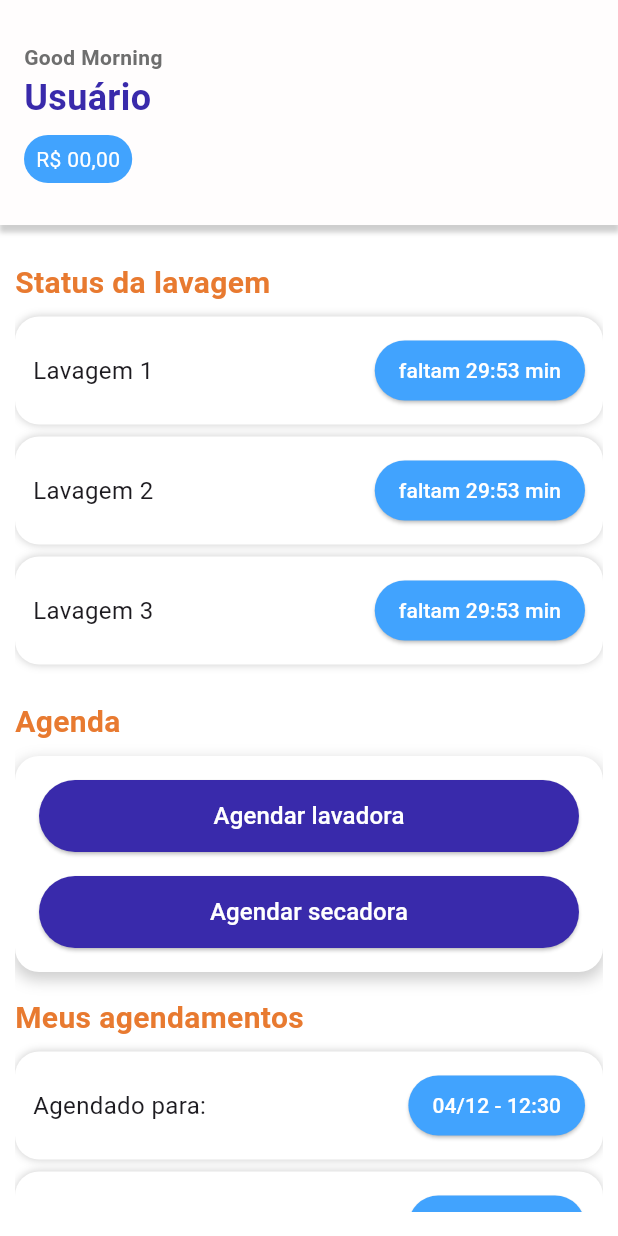
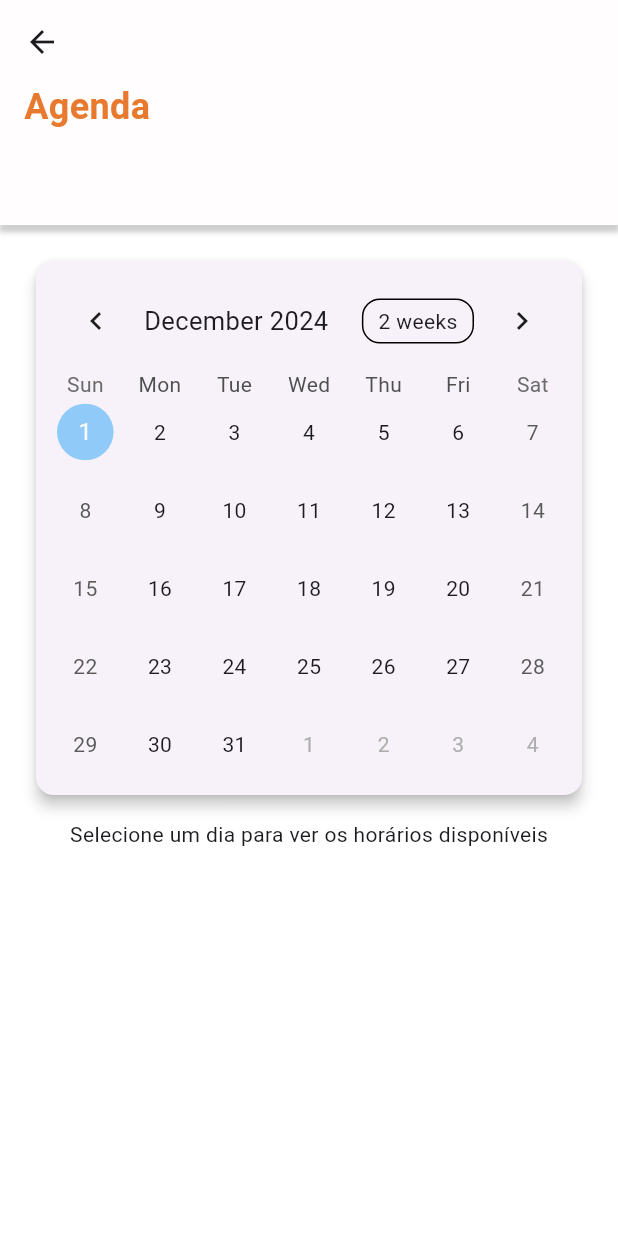
Before and after one commit to EduardoSimasL/flutter_lavapp, a Flutter app: the screen it shows after launch, after a tap on "Agendar lavadora", on a phone screen of 412 x 824 dp. Run offline on Flutter 3.47's test engine with Material 3 defaults, Android fonts, the phone set to English and light mode, and no system bars; drawn by our look-alikes of table_calendar; our stand-ins replace bloc, flutter_bloc.

Commit message:
começo da pagina de agendamento

```diff
--- a/lib/blocs/navigation_bloc.dart
+++ b/lib/blocs/navigation_bloc.dart
@@ -16,5 +16,9 @@ class NavigationBloc extends Bloc<NavigationEvent, NavigationState> {
     on<NavigateToLiveMachinesPage>((event, emit) { // Novo evento
       emit(LiveMachinesState());
     });
+
+    on<NavigateToMySchedulePage>((event, emit) { // Novo evento
+      emit(MyScheduleState());
+    });
   }
 }
--- a/lib/blocs/navigation_event.dart
+++ b/lib/blocs/navigation_event.dart
@@ -5,3 +5,5 @@ class NavigateToHomePage extends NavigationEvent {}
 class NavigateToSchedulePage extends NavigationEvent {}
 
 class NavigateToLiveMachinesPage extends NavigationEvent {} // Novo evento
+
+class NavigateToMySchedulePage extends NavigationEvent {}
--- a/lib/blocs/navigation_state.dart
+++ b/lib/blocs/navigation_state.dart
@@ -5,3 +5,5 @@ class HomeState extends NavigationState {}
 class ScheduleState extends NavigationState {}
 
 class LiveMachinesState extends NavigationState {} // Novo estado
+
+class MyScheduleState extends NavigationState {}
--- a/lib/home_page.dart
+++ b/lib/home_page.dart
@@ -3,29 +3,32 @@ import 'package:flutter_bloc/flutter_bloc.dart';
 import 'blocs/navigation_bloc.dart';
 import 'blocs/navigation_event.dart';
 import 'blocs/navigation_state.dart';
-// import 'schedule_page.dart';
-// import 'live_machines_page.dart';
+import 'schedule_page.dart';
+import 'live_machines_page.dart';
 import 'package:Lavapp/utils/colors.dart';
 
 class HomePage extends StatelessWidget {
-
   final List<String> statusItems = ['Lavagem 1', 'Lavagem 2', 'Lavagem 3'];
-  final List<String> agendamentoItems = ['04/12 - 12:30', '05/12 - 14:00', '06/12 - 10:00'];
+  final List<String> agendamentoItems = [
+    '04/12 - 12:30',
+    '05/12 - 14:00',
+    '06/12 - 10:00'
+  ];
 
   @override
   Widget build(BuildContext context) {
     return BlocListener<NavigationBloc, NavigationState>(
       listener: (context, state) {
         if (state is ScheduleState) {
-          // Navigator.push(
-          //   context,
-          //   MaterialPageRoute(builder: (context) => SchedulePage()),
-          // );
+          Navigator.push(
+            context,
+            MaterialPageRoute(builder: (context) => SchedulePage()),
+          );
         } else if (state is LiveMachinesState) {
-          // Navigator.push(
-          //   context,
-          //   MaterialPageRoute(builder: (context) => LiveMachinesPage()),
-          // );
+          Navigator.push(
+            context,
+            MaterialPageRoute(builder: (context) => LiveMachinesPage()),
+          );
         } else if (state is HomeState) {
           Navigator.popUntil(context, (route) => route.isFirst);
         }
@@ -69,7 +72,8 @@ class HomePage extends StatelessWidget {
                             fontWeight: FontWeight.bold)),
                     const SizedBox(height: 8),
                     Container(
-                      padding: const EdgeInsets.symmetric(horizontal: 8, vertical: 6),
+                      padding: const EdgeInsets.symmetric(
+                          horizontal: 8, vertical: 6),
                       decoration: BoxDecoration(
                         color: AppColors.lightBlue,
                         borderRadius: BorderRadius.circular(20),
@@ -91,8 +95,6 @@ class HomePage extends StatelessWidget {
               crossAxisAlignment: CrossAxisAlignment.start,
               children: [
                 const SizedBox(height: 24),
-                // _buildUserInfoSection(),
-                // const SizedBox(height: 16),
                 _buildSectionTitle('Status da lavagem'),
                 const SizedBox(height: 8),
                 _buildStatusLavagem(context, statusItems),
@@ -111,13 +113,6 @@ class HomePage extends StatelessWidget {
       ),
     );
   }
-
-  // Widget _buildUserInfoSection() {
-  //   return Row(
-  //     mainAxisAlignment: MainAxisAlignment.spaceBetween,
-  //     children: [],
-  //   );
-  // }
 
   Widget _buildSectionTitle(String title) {
     return Text(
@@ -151,7 +146,6 @@ Widget _buildAgendamentos(BuildContext context, List<String> items) {
           .toList(),
     );
   }
-
 
   Widget _buildLavagemItem(BuildContext context, String title) {
     return Container(
@@ -196,7 +190,7 @@ Widget _buildAgendamentos(BuildContext context, List<String> items) {
   Widget _buildTimeRemaining(BuildContext context) {
     return ElevatedButton(
       style: ElevatedButton.styleFrom(
-      padding: EdgeInsets.symmetric(horizontal: 16, vertical: 8),
+        padding: const EdgeInsets.symmetric(horizontal: 16, vertical: 8),
         backgroundColor: AppColors.lightBlue,
         shape: RoundedRectangleBorder(
           borderRadius: BorderRadius.circular(20),
@@ -204,9 +198,10 @@ Widget _buildAgendamentos(BuildContext context, List<String> items) {
       ),
       onPressed: () {
         // Adicione a ação aqui
-      BlocProvider.of<NavigationBloc>(context).add(NavigateToLiveMachinesPage());
+        BlocProvider.of<NavigationBloc>(context)
+            .add(NavigateToMySchedulePage());
       },
-    child: Text(
+      child: const Text(
         'faltam 29:53 min',
         style: TextStyle(color: Colors.white),
       ),
@@ -224,15 +219,15 @@ Widget _buildTimeScheduled(BuildContext context, String scheduleTime) {
       ),
       onPressed: () {
         // Adicione a ação aqui
-      //BlocProvider.of<NavigationBloc>(context).add(NavigateToLiveMachinesPage());
+        BlocProvider.of<NavigationBloc>(context)
+            .add(NavigateToLiveMachinesPage());
       },
       child: Text(
         scheduleTime,
-      style: TextStyle(color: Colors.white),
+        style: const TextStyle(color: Colors.white),
       ),
     );
   }
-
 
   Widget _buildAgenda(BuildContext context) {
     return Container(
@@ -245,7 +240,7 @@ Widget _buildTimeScheduled(BuildContext context, String scheduleTime) {
             color: Colors.grey.withOpacity(0.5),
             spreadRadius: 1,
             blurRadius: 8,
-            offset: Offset(0, 4), // Sombra na parte inferior
+            offset: const Offset(0, 4),
           ),
         ],
       ),
@@ -268,18 +263,16 @@ Widget _buildTimeScheduled(BuildContext context, String scheduleTime) {
         print('$label pressionado');
       },
       style: ElevatedButton.styleFrom(
-        backgroundColor:
-            AppColors.darkBlue, // Cor de fundo roxa conforme a imagem
-        foregroundColor: Colors.white, // Cor do texto branca
-        minimumSize:
-            Size(double.infinity, 48), // Faz o botão preencher a largura
+        backgroundColor: AppColors.darkBlue,
+        foregroundColor: Colors.white,
+        minimumSize: const Size(double.infinity, 48),
         shape: RoundedRectangleBorder(
-          borderRadius: BorderRadius.circular(24), // Bordas arredondadas
+          borderRadius: BorderRadius.circular(24),
         ),
       ),
       child: Text(
         label,
-        style: TextStyle(fontSize: 16),
+        style: const TextStyle(fontSize: 16),
       ),
     );
   }
--- /dev/null
+++ b/lib/schedule_page.dart
@@ -0,0 +1,228 @@
+import 'package:Lavapp/utils/colors.dart';
+import 'package:flutter/material.dart';
+import 'package:flutter_bloc/flutter_bloc.dart';
+import 'blocs/navigation_bloc.dart';
+import 'blocs/navigation_event.dart';
+import 'blocs/navigation_state.dart';
+import 'package:table_calendar/table_calendar.dart';
+
+class SchedulePage extends StatefulWidget {
+  @override
+  _SchedulePageState createState() => _SchedulePageState();
+}
+
+class _SchedulePageState extends State<SchedulePage> {
+  CalendarFormat _calendarFormat = CalendarFormat.month;
+  DateTime _focusedDay = DateTime.now();
+  DateTime? _selectedDay;
+
+  final List<String> defaultTimes = [
+    '09:00 AM',
+    '10:00 AM',
+    '11:00 AM',
+    '01:00 PM',
+    '02:00 PM',
+    '03:00 PM'
+  ];
+
+  final Map<DateTime, List<String>> _availableTimes = {};
+  final Map<DateTime, String?> _selectedTimes = {};
+
+  @override
+  void initState() {
+    super.initState();
+    _initializeAvailableTimes();
+  }
+
+  void _initializeAvailableTimes() {
+    DateTime start = DateTime(DateTime.now().year, 1, 1);
+    DateTime end = DateTime(DateTime.now().year, 12, 31);
+    for (DateTime day = start;
+        day.isBefore(end.add(Duration(days: 1)));
+        day = day.add(Duration(days: 1))) {
+      _availableTimes[DateUtils.dateOnly(day)] = List.from(defaultTimes);
+      _selectedTimes[DateUtils.dateOnly(day)] = null;
+    }
+  }
+
+  List<String> getTimesForSelectedDay(DateTime day) {
+    return _availableTimes[DateUtils.dateOnly(day)] ?? [];
+  }
+
+  void _selectTime(String time) {
+    setState(() {
+      _selectedTimes[DateUtils.dateOnly(_selectedDay!)] = time;
+    });
+    _scheduleAppointment(time);
+  }
+
+  void _scheduleAppointment(String time) {
+    showDialog(
+      context: context,
+      builder: (context) => AlertDialog(
+        title: Text('Agendamento Confirmado'),
+        content: Text('Seu horário de $time foi agendado com sucesso!'),
+        actions: [
+          TextButton(
+            child: Text('OK'),
+            onPressed: () {
+              Navigator.of(context).pop();
+            },
+          ),
+        ],
+      ),
+    );
+  }
+
+  @override
+  Widget build(BuildContext context) {
+    return Scaffold(
+      appBar: PreferredSize(
+        preferredSize:
+            const Size.fromHeight(150.0), // Aumentando a altura da AppBar
+        child: Container(
+          decoration: BoxDecoration(
+            color: AppColors.white, // Cor da AppBar
+            boxShadow: [
+              BoxShadow(
+                color: Colors.grey.withOpacity(0.5),
+                spreadRadius: 1,
+                blurRadius: 2,
+                offset: Offset(0, 4), // Sombra na parte de baixo
+              ),
+            ],
+          ),
+          child: AppBar(
+            leading: IconButton(
+              icon: Icon(Icons.arrow_back),
+              onPressed: () {
+                Navigator.of(context).pop();
+                //BlocProvider.of<NavigationBloc>(context).add(NavigateToHomePage());
+              },
+            ),
+            backgroundColor: AppColors
+                .white, // Deixa transparente para o Container cuidar da cor
+            elevation: 0, // Remove a sombra padrão da AppBar
+            flexibleSpace: const Padding(
+              padding: EdgeInsets.symmetric(horizontal: 16.0, vertical: 20.0),
+              child: Column(
+                mainAxisAlignment: MainAxisAlignment.center,
+                crossAxisAlignment: CrossAxisAlignment.start,
+                children: [
+                  Text('Agenda',
+                      style: TextStyle(
+                          fontSize: 24,
+                          color: AppColors.orange,
+                          fontWeight: FontWeight.bold)),
+                  SizedBox(height: 8),
+                ],
+              ),
+            ),
+          ),
+        ),
+      ),
+      body: Padding(
+        padding: const EdgeInsets.all(16.0),
+        child: Column(
+          children: [
+            Card(
+              margin:
+                  const EdgeInsets.symmetric(vertical: 8.0, horizontal: 8.0),
+              elevation: 4.0,
+              shape: RoundedRectangleBorder(
+                borderRadius: BorderRadius.circular(12.0),
+              ),
+              child: Padding(
+                padding: const EdgeInsets.all(8.0),
+                child: TableCalendar(
+                  firstDay: DateTime.utc(2020, 1, 1),
+                  lastDay: DateTime.utc(2030, 12, 31),
+                  focusedDay: _focusedDay,
+                  calendarFormat: _calendarFormat,
+                  selectedDayPredicate: (day) {
+                    return isSameDay(_selectedDay, day);
+                  },
+                  onDaySelected: (selectedDay, focusedDay) {
+                    setState(() {
+                      _selectedDay = DateTime(
+                        selectedDay.year,
+                        selectedDay.month,
+                        selectedDay.day,
+                      ); // Garantindo que não haja diferença de horário
+                      _focusedDay = focusedDay;
+                    });
+                  },
+                  onFormatChanged: (format) {
+                    if (_calendarFormat != format) {
+                      setState(() {
+                        _calendarFormat = format;
+                      });
+                    }
+                  },
+                  onPageChanged: (focusedDay) {
+                    _focusedDay = focusedDay;
+                  },
+                  calendarStyle: CalendarStyle(
+                    selectedDecoration: BoxDecoration(
+                      color: Colors.blue,
+                      shape: BoxShape.circle,
+                    ),
+                    todayDecoration: BoxDecoration(
+                      color: Colors.blue.shade200,
+                      shape: BoxShape.circle,
+                    ),
+                  ),
+                ),
+              ),
+            ),
+            const SizedBox(height: 8.0),
+            if (_selectedDay != null)
+              Expanded(
+                child: Column(
+                  children: [
+                    Text(
+                      'Horários disponíveis para ${_selectedDay!.toLocal().toString().split(' ')[0]}',
+                      style: const TextStyle(
+                          fontSize: 16, fontWeight: FontWeight.bold),
+                    ),
+                    const SizedBox(height: 8.0),
+                    Expanded(
+                      child: ListView.builder(
+                        itemCount: getTimesForSelectedDay(_selectedDay!).length,
+                        itemBuilder: (context, index) {
+                          final time =
+                              getTimesForSelectedDay(_selectedDay!)[index];
+                          final isSelected = _selectedTimes[
+                                  DateUtils.dateOnly(_selectedDay!)] ==
+                              time;
+                          return Card(
+                            margin: EdgeInsets.symmetric(
+                                vertical: 4.0, horizontal: 8.0),
+                            elevation: 4.0,
+                            shape: RoundedRectangleBorder(
+                              borderRadius: BorderRadius.circular(8.0),
+                            ),
+                            child: ListTile(
+                              title: Text(time),
+                              trailing: isSelected
+                                  ? Icon(Icons.check, color: Colors.green)
+                                  : null,
+                              onTap: () => _selectTime(time),
+                            ),
+                          );
+                        },
+                      ),
+                    ),
+                  ],
+                ),
+              )
+            else
+              Center(
+                  child: Text(
+                      'Selecione um dia para ver os horários disponíveis')),
+          ],
+        ),
+      ),
+    );
+  }
+}
```
Lines whose indentation alone changed are shown as unchanged.
